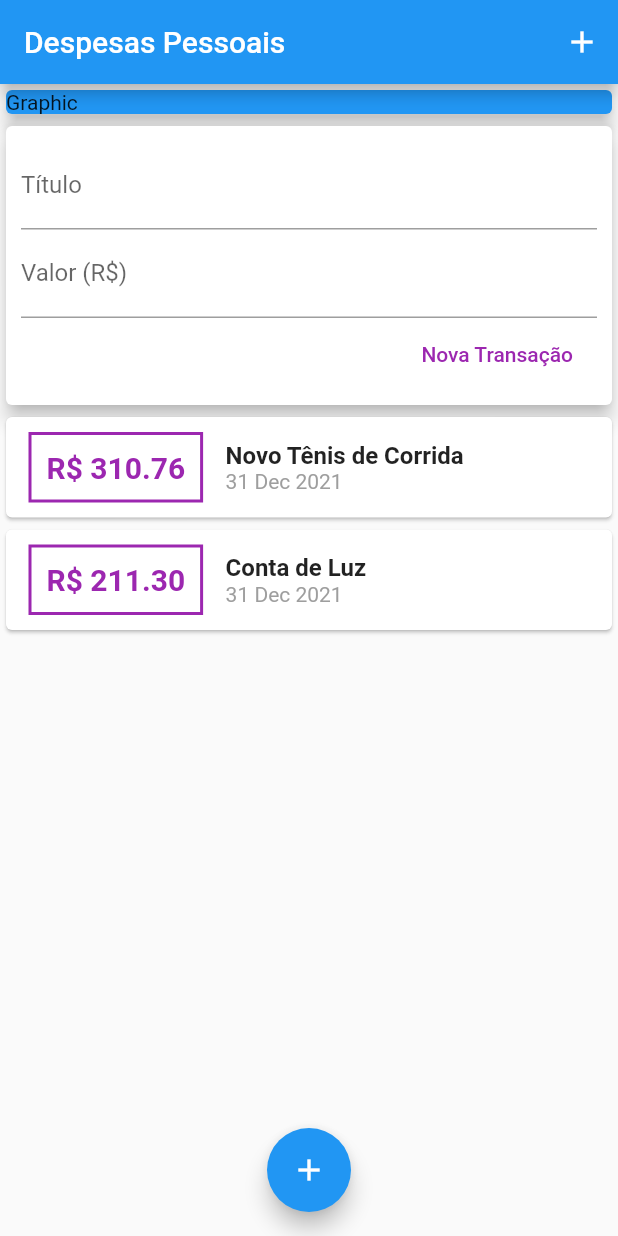
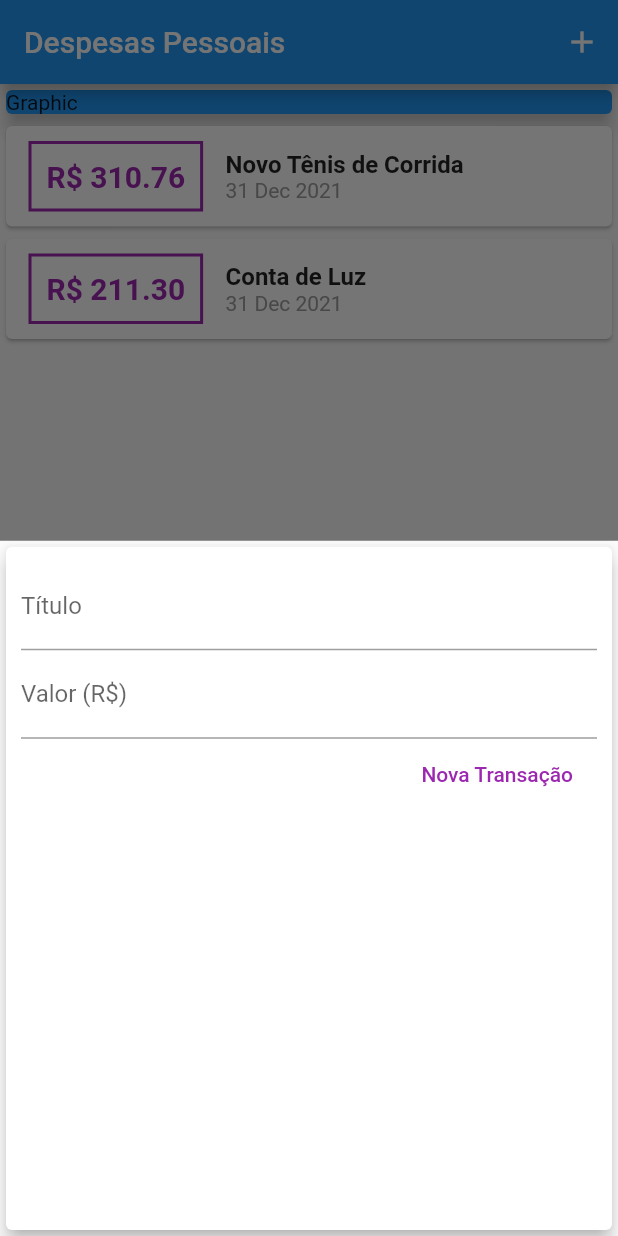
Before and after one commit to felixvicent/gestapp, a Flutter app: the screen it shows after launch, after a tap on the "add" icon, on a phone screen of 412 x 824 dp. Run offline on Flutter 3.47's test engine with Material 2 defaults, Android fonts, the light colour scheme and no system bars.

Commit message:
Change transaction form to modal

```diff
--- a/lib/components/transaction_user.dart
+++ /dev/null
@@ -1,53 +0,0 @@
-// ignore_for_file: use_key_in_widget_constructors
-
-import 'dart:math';
-
-import 'package:flutter/material.dart';
-import 'package:gestapp/components/transaction_form.dart';
-import 'package:gestapp/components/transaction_list.dart';
-import 'package:gestapp/models/transaction.dart';
-
-class TransactionUser extends StatefulWidget {
-  @override
-  _TransactionUserState createState() => _TransactionUserState();
-}
-
-class _TransactionUserState extends State<TransactionUser> {
-  final _transactions = [
-    Transaction(
-      id: 't1',
-      title: 'Novo Tênis de Corrida',
-      value: 310.76,
-      date: DateTime.now(),
-    ),
-    Transaction(
-      id: 't1',
-      title: 'Conta de Luz',
-      value: 211.30,
-      date: DateTime.now(),
-    ),
-  ];
-
-  _addTransaction(String title, double value) {
-    final newTransaction = Transaction(
-      id: Random().nextDouble().toString(),
-      title: title,
-      value: value,
-      date: DateTime.now(),
-    );
-
-    setState(() {
-      _transactions.add(newTransaction);
-    });
-  }
-
-  @override
-  Widget build(BuildContext context) {
-    return Column(
-      children: [
-        TransactionForm(_addTransaction),
-        TransactionList(_transactions),
-      ],
-    );
-  }
-}
--- a/lib/main.dart
+++ b/lib/main.dart
@@ -1,7 +1,11 @@
 // ignore_for_file: use_key_in_widget_constructors, prefer_const_constructors, avoid_unnecessary_containers, sized_box_for_whitespace, deprecated_member_use
 
+import 'dart:math';
+
 import 'package:flutter/material.dart';
-import 'package:gestapp/components/transaction_user.dart';
+import 'package:gestapp/components/transaction_form.dart';
+import 'package:gestapp/components/transaction_list.dart';
+import 'package:gestapp/models/transaction.dart';
 
 main() {
   runApp(GestApp());
@@ -16,7 +20,49 @@ class GestApp extends StatelessWidget {
   }
 }
 
-class HomePage extends StatelessWidget {
+class HomePage extends StatefulWidget {
+  @override
+  State<HomePage> createState() => _HomePageState();
+}
+
+class _HomePageState extends State<HomePage> {
+  final _transactions = [
+    Transaction(
+      id: 't1',
+      title: 'Novo Tênis de Corrida',
+      value: 310.76,
+      date: DateTime.now(),
+    ),
+    Transaction(
+      id: 't1',
+      title: 'Conta de Luz',
+      value: 211.30,
+      date: DateTime.now(),
+    ),
+  ];
+
+  _openTransactionFormModal(context) {
+    showModalBottomSheet(
+      context: context,
+      builder: (_) {
+        return TransactionForm(_addTransaction);
+      },
+    );
+  }
+
+  _addTransaction(String title, double value) {
+    final newTransaction = Transaction(
+      id: Random().nextDouble().toString(),
+      title: title,
+      value: value,
+      date: DateTime.now(),
+    );
+
+    setState(() {
+      _transactions.add(newTransaction);
+    });
+  }
+
   @override
   Widget build(BuildContext context) {
     return Scaffold(
@@ -24,7 +70,9 @@ class HomePage extends StatelessWidget {
         title: Text('Despesas Pessoais'),
         actions: [
           IconButton(
-            onPressed: () {},
+            onPressed: () {
+              _openTransactionFormModal(context);
+            },
             icon: Icon(Icons.add),
           )
         ],
@@ -41,7 +89,7 @@ class HomePage extends StatelessWidget {
                 elevation: 5,
               ),
             ),
-            TransactionUser(),
+            TransactionList(_transactions),
           ],
         ),
       ),
@@ -49,7 +97,9 @@ class HomePage extends StatelessWidget {
         child: Icon(
           Icons.add,
         ),
-        onPressed: () {},
+        onPressed: () {
+          _openTransactionFormModal(context);
+        },
       ),
       floatingActionButtonLocation: FloatingActionButtonLocation.centerFloat,
     );
```
